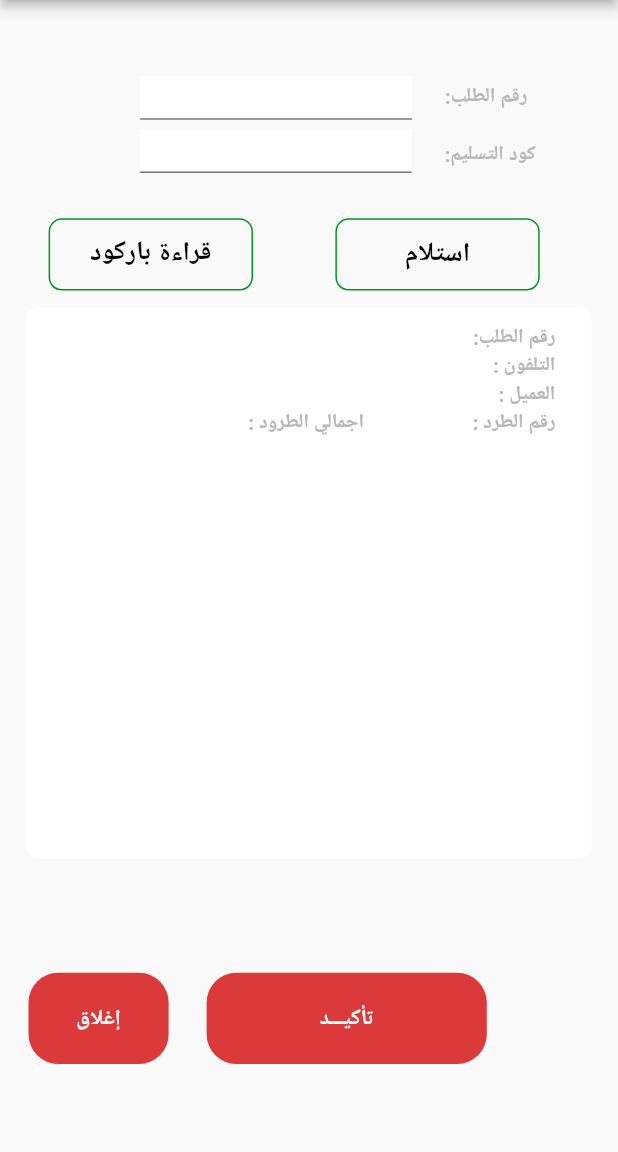
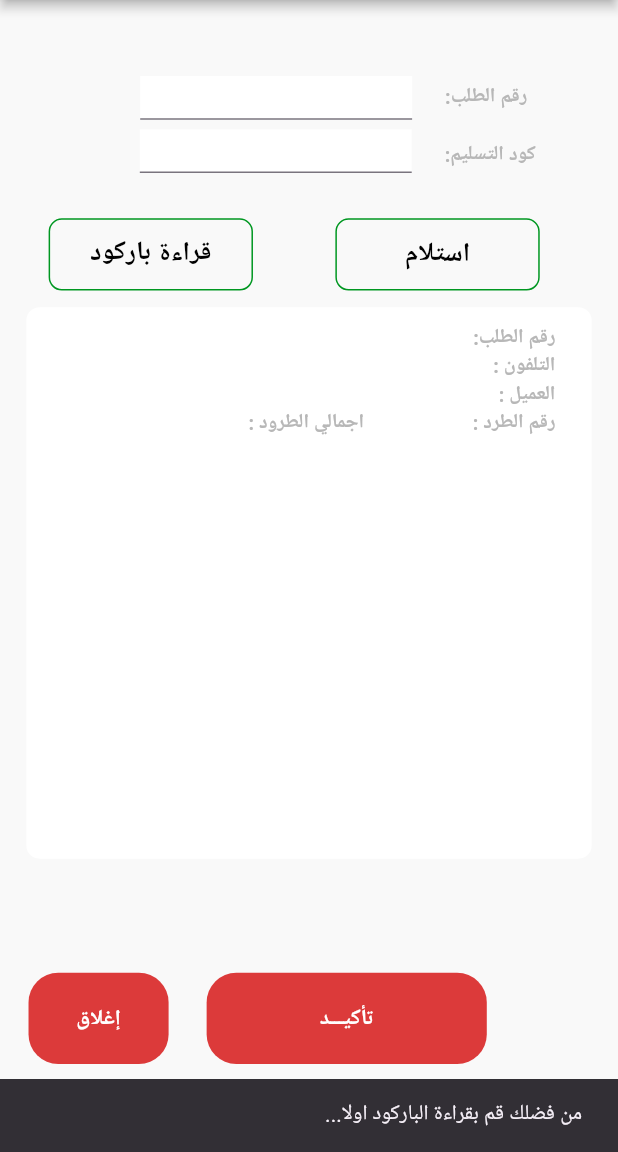
Before and after one commit to omerabdooo/test_order_life_cycle, a Flutter app: the screen it shows after launch, after a tap on "تأكيـــد", on a phone screen of 412 x 824 dp, the part 84-1236 px from its top. Run offline on Flutter 3.47's test engine with Material 3 defaults, Android fonts, the phone set to English and light mode, and no system bars; our stand-ins replace bloc, dartz, dio, flutter_bloc, flutter_screenutil, flutter_secure_storage and 6 more; missing offline and left inert: dart:ffi, mobile_scanner; Roboto replaces fonts that are missing (Almarai).

Commit message:
finish integration

```diff
--- a/lib/core/setup_service_locator.dart
+++ b/lib/core/setup_service_locator.dart
@@ -2,6 +2,8 @@ import 'package:dio/dio.dart';
 import 'package:flutter_secure_storage/flutter_secure_storage.dart';
 import 'package:get_it/get_it.dart';
 import 'package:test_order_life_cycle/core/api_service.dart';
+import 'package:test_order_life_cycle/features/delivery/Parcel_Delivery/data/data_source/remote/parcel_delivery_remote_data_source.dart';
+import 'package:test_order_life_cycle/features/delivery/Parcel_Delivery/data/repos/parcel_delivery_repo_impl.dart';
 import 'package:test_order_life_cycle/features/delivery/Receive_Parcels/data/data_source/remote/receive_parcels_remote_data_source.dart';
 import 'package:test_order_life_cycle/features/delivery/Receive_Parcels/data/repos/receive_parcels_repo_impl.dart';
 import 'package:test_order_life_cycle/features/store/home/data/data_sources/all_order_remote_data_source.dart';
@@ -34,6 +36,11 @@ void setupServiceLocator() {
       ),
     ),
   );
+  getit.registerSingleton<ParcelDeliveryRepoImpl>(ParcelDeliveryRepoImpl(
+      parcelDeliveryRemoteDataSource: ParcelDeliveryRemoteDataSourceImpl(
+    getit.get<ApiService>(),
+    getit.get<FlutterSecureStorage>(),
+  ),));
   getit.registerSingleton<ReceiveParcelsRepoImpl>(ReceiveParcelsRepoImpl(
       receiveParcelsRemoteDataSource: ReceiveParcelsRemoteDataSourceImpl(
     getit.get<ApiService>(),
--- a/lib/features/delivery/Parcel_Delivery/data/repos/parcel_delivery_repo_impl.dart
+++ b/lib/features/delivery/Parcel_Delivery/data/repos/parcel_delivery_repo_impl.dart
@@ -3,7 +3,7 @@ import 'dart:async';
 import 'package:dartz/dartz.dart';
 import 'package:dio/dio.dart';
 import 'package:test_order_life_cycle/core/errors/failure.dart';
-import 'package:test_order_life_cycle/features/delivery/Parcel_Delivery/data/data_source/remote/receive_parcels_remote_data_source.dart';
+import 'package:test_order_life_cycle/features/delivery/Parcel_Delivery/data/data_source/remote/parcel_delivery_remote_data_source.dart';
 import 'package:test_order_life_cycle/features/delivery/Parcel_Delivery/domain/entities/parcel_delivery_entity.dart';
 import 'package:test_order_life_cycle/features/delivery/Parcel_Delivery/domain/repo/parcel_delivery_repo.dart';
 
--- /dev/null
+++ b/lib/features/delivery/Parcel_Delivery/ui/manger/parcel_delivery_cubit/parcel_delivery_state.dart
@@ -0,0 +1,20 @@
+part of 'parcel_delivery_cubit.dart';
+
+@immutable
+sealed class ParcelDeliveryState {}
+
+final class ParcelDeliveryInitial extends ParcelDeliveryState {}
+
+class ParcelDeliveryLoading extends ParcelDeliveryState {}
+
+class ParcelDeliverySuccess extends ParcelDeliveryState {
+  final String parcelDelivery;
+
+  ParcelDeliverySuccess(this.parcelDelivery);
+}
+
+class ParcelDeliveryFailure extends ParcelDeliveryState {
+  final String errorMessage;
+
+  ParcelDeliveryFailure(this.errorMessage);
+}
--- a/lib/features/delivery/Parcel_Delivery/ui/screen/ParcelDelivery.dart
+++ b/lib/features/delivery/Parcel_Delivery/ui/screen/ParcelDelivery.dart
@@ -1,11 +1,15 @@
 import 'package:flutter/material.dart';
-import 'package:flutter_screenutil/flutter_screenutil.dart';
+import 'package:flutter_bloc/flutter_bloc.dart';
+import 'package:test_order_life_cycle/core/setup_service_locator.dart';
 import 'package:test_order_life_cycle/core/shared_widgets/salem_drawer/drawer_widget.dart';
-import 'package:test_order_life_cycle/core/widgets/NumberOrder.dart';
-import 'package:test_order_life_cycle/core/widgets/custom_appbar_widget.dart';
-import 'package:test_order_life_cycle/core/widgets/custom_primary_button_widget.dart';
+import 'package:test_order_life_cycle/features/delivery/Parcel_Delivery/data/repos/parcel_delivery_repo_impl.dart';
+import 'package:test_order_life_cycle/features/delivery/Parcel_Delivery/domain/usecases/parcel_delivery_use_case.dart';
+import 'package:test_order_life_cycle/features/delivery/Parcel_Delivery/ui/manger/parcel_delivery_cubit/parcel_delivery_cubit.dart';
+import 'package:test_order_life_cycle/features/delivery/Parcel_Delivery/ui/widgets/parcel_delivery_body.dart';
 
 class ParcelDelivery extends StatefulWidget {
+  const ParcelDelivery({super.key});
+
   @override
   State<ParcelDelivery> createState() => _ParcelDeliveryState();
 }
@@ -13,51 +17,18 @@ TextEditingController receiptCode = TextEditingController();
 class _ParcelDeliveryState extends State<ParcelDelivery> {
   @override
   Widget build(BuildContext context) {
-    return Scaffold(
-      drawer: const KDrawerWidget(),
-      body: SingleChildScrollView(
-        child: Column(
-          children: [
-            KCustomAppBarWidget(
-              nameAppbar: "تسليم طرود",
-            ),
-            KNumberOrderWidget(
-              isShow: false,
-              receiptCode: receiptCode
-            ),
-            SizedBox(
-              height: 10.h,
-            ),
-            SizedBox(
-              height: 50.h,
-            ),
-            Row(
-              mainAxisAlignment: MainAxisAlignment.end,
-              children: [
-                KCustomPrimaryButtonWidget(
-                    width: 170,
-                    height: 48,
-                    buttonName: "تأكيـــد",
-                    onPressed: () {
-                    print(receiptCode.text);
-                    }),
-                SizedBox(width: 20.h), // Space between buttons
-                KCustomPrimaryButtonWidget(
-                    width: 85,
-                    height: 48,
-                    buttonName: "إغلاق",
-                    onPressed: () {
-                      // OrderNumber.clear();
-                      // OrderNumber1.clear();
-                      // GoRouter.of(context).pushReplacement(
-                      //     AppRouter.deliveryRouters.kDeliverHomePage);
-                    }),
-                SizedBox(width: 15.h), // Space between buttons
-              ],
-            ),
-          ],
+    return MultiBlocProvider(
+      providers: [
+        BlocProvider(
+          create: (context) =>
+              ParcelDeliveryCubit(ParcelDeliveryUseCase(
+            getit.get<ParcelDeliveryRepoImpl>(),
+          )),
         ),
-      ),
-    );
+      ],
+      child: const Scaffold(
+      drawer: KDrawerWidget(),
+      body: ParcelDeliveryBody(),
+    ));
   }
 }
--- /dev/null
+++ b/lib/features/delivery/Parcel_Delivery/ui/widgets/parcel_delivery_body.dart
@@ -0,0 +1,105 @@
+import 'package:flutter/material.dart';
+import 'package:flutter_bloc/flutter_bloc.dart';
+import 'package:flutter_screenutil/flutter_screenutil.dart';
+import 'package:test_order_life_cycle/core/widgets/NumberOrder.dart';
+import 'package:test_order_life_cycle/core/widgets/custom_appbar_widget.dart';
+import 'package:test_order_life_cycle/core/widgets/custom_primary_button_widget.dart';
+import 'package:test_order_life_cycle/features/delivery/Parcel_Delivery/ui/manger/parcel_delivery_cubit/parcel_delivery_cubit.dart';
+// import 'package:sndbad/features/home_screen/ui/screen/HomeScreen.dart'; // Import the flutter_screenutil package//+
+
+class ParcelDeliveryBody extends StatefulWidget {
+  const ParcelDeliveryBody({super.key});
+
+  @override
+  State<ParcelDeliveryBody> createState() => _MyWidgetState();
+}
+
+TextEditingController orderId = TextEditingController();
+TextEditingController receiptCode = TextEditingController();
+int status = 3;
+
+class _MyWidgetState extends State<ParcelDeliveryBody> {
+  @override
+  Widget build(BuildContext context) {
+      return SingleChildScrollView(
+        child: Column(
+          children: [
+            const KCustomAppBarWidget(
+              nameAppbar: "تسليم طرود",
+            ),
+            KNumberOrderWidget(
+              isShow: false,
+              receiptCode: receiptCode,
+              orderId: orderId
+            ),
+            SizedBox(
+              height: 10.h,
+            ),
+            SizedBox(
+              height: 50.h,
+            ),
+            Row(
+              mainAxisAlignment: MainAxisAlignment.end,
+              children: [
+                    BlocConsumer<ParcelDeliveryCubit,
+                    ParcelDeliveryState>(
+                  listener: (context, state) {
+                    if (state is ParcelDeliveryFailure) {
+                      ScaffoldMessenger.of(context).showSnackBar(
+                        SnackBar(content: Text(state.errorMessage.toString())),
+                      );
+                    } else if (state is ParcelDeliverySuccess) {
+                      ScaffoldMessenger.of(context).showSnackBar(
+                        SnackBar(content: Text(state.parcelDelivery.toString())),
+                      );
+                    }
+                  },
+                  builder: (context, state) {
+                    return KCustomPrimaryButtonWidget(
+                      width: 170,
+                      height: 48,
+                      buttonName: "تأكيـــد",
+                      onPressed: () async {
+                        if (receiptCode.text == "") {
+                          ScaffoldMessenger.of(context).showSnackBar(
+                            const SnackBar(
+                              content:
+                                  Text('من فضلك قم بقراءة الباركود اولا...'),
+                            ),
+                          );
+                          return;
+                        } else{
+                          // Call the function after all checks have passed
+                          await context
+                              .read<ParcelDeliveryCubit>()
+                              .parcelDelivery(
+                                  int.parse(orderId.text),
+                                  receiptCode.text,
+                                  status,
+                                  );
+                          print(orderId.text);
+                          print(receiptCode.text);
+                        }
+                      },
+                    );
+                  },
+                ),
+                SizedBox(width: 20.h), // Space between buttons
+                KCustomPrimaryButtonWidget(
+                    width: 85,
+                    height: 48,
+                    buttonName: "إغلاق",
+                    onPressed: () {
+                      // OrderNumber.clear();
+                      // OrderNumber1.clear();
+                      // GoRouter.of(context).pushReplacement(
+                      //     AppRouter.deliveryRouters.kDeliverHomePage);
+                    }),
+                SizedBox(width: 15.h), // Space between buttons
+              ],
+            ),
+          ],
+        ),
+      );
+  }
+}
```
Also changed, not shown: lib/features/delivery/Parcel_Delivery/ui/manger/parcel_delivery_cubit/parcel_delivery_cubit.dart (added, +53 -0 lines), lib/features/delivery/Receive_Parcels/ui/widgets/receive_parcels_body.dart (+2 -7 lines).
